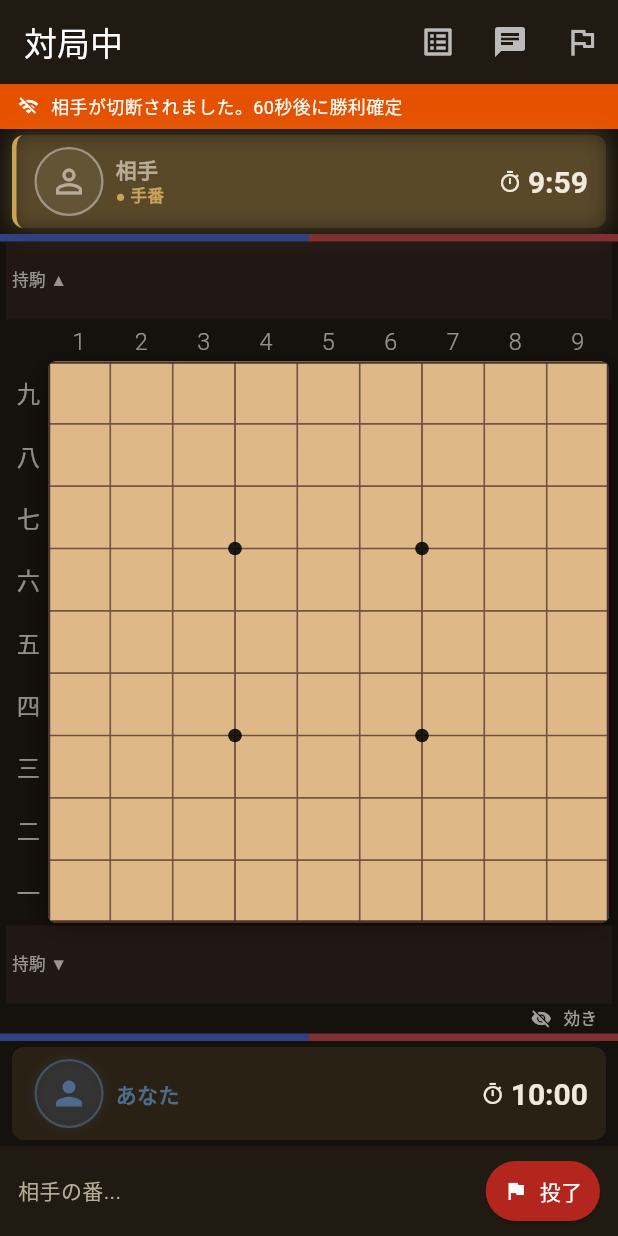
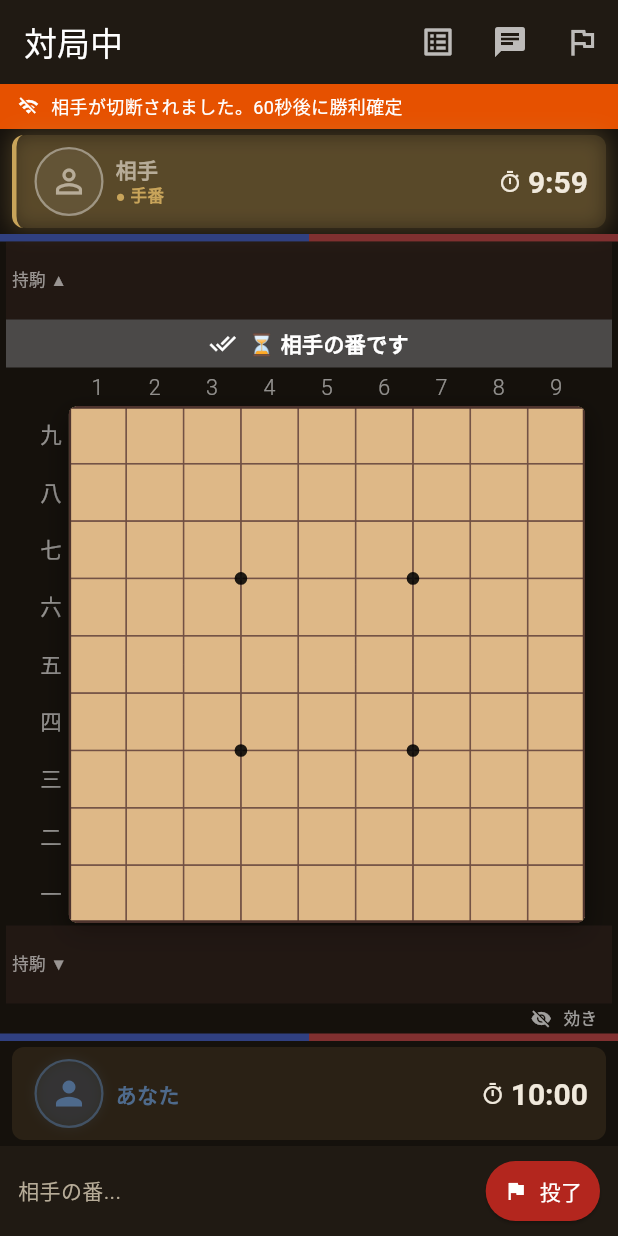
Before and after one commit to zka32101/shogi_app, a Flutter app: the MatchScreen screen opened directly with empty values, on a phone screen of 412 x 824 dp. Run offline on Flutter 3.47's test engine with Material 3 defaults, Android fonts, the phone set to English and light mode, and no system bars; our stand-ins replace cloud_firestore, cloud_functions, firebase_auth, firebase_core, firebase_crashlytics, firebase_database and 8 more; missing offline and left inert: dart:html, dart:js, network_info_plus; accounts and stored records are empty; network calls fail.

Commit message:
Phase 3.1-3.2: UI/UX改善 - 駒サイズ拡大・手番表示改善・最後の手ハイライト・タップ領域拡大
【Phase 3.1: 棋盤表示改善】
✨ 駒のサイズ拡大: 36×36 px → 44×44 px (0.88 → 0.98スケール)
  - 選択時はさらに拡大 (1.05スケール)
  - フォントサイズも0.52→0.54に微調整

✨ 手番表示の改善: 目立つ手番インジケータ追加
  - 自分の番: 緑背景 + アイコン + 「あなたの番です」
  - 相手の番: 灰色背景 + アイコン + 「相手の番です」
  - 高さ32px、目立つ配置

✨ 最後の手のハイライト強化
  - 移動先セル: amber.shade200 (より目立つ)
  - 移動元セル: amber.shade100 (薄いハイライト)

【Phase 3.2: 駒操作性改善】
✨ タップ領域拡大
  - GestureDetector に HitTestBehavior.opaque を追加
  - セル全体がタップ可能に（盤面駒・持ち駒両方）

✨ 視覚フィードバック
  - 駒選択時: 影効果（amber.withAlpha(180)）
  - 持ち駒選択時: 影効果 + 太い枠線 (2.0px)
  - 未選択の持ち駒: 薄い枠線 (1.0px, alpha=100)

Co-Authored-By: Claude Haiku 4.5 <noreply@anthropic.com>
Claude-Session: https://claude.ai/code/session_01NuEcASmwiWqiS61v5zkUkH

```diff
--- a/lib/screens/network_board_widget.dart
+++ b/lib/screens/network_board_widget.dart
@@ -149,12 +149,44 @@ class _NetworkBoardWidgetState extends State<NetworkBoardWidget>
     return Column(
       children: [
         _buildHandRow(oppHand, isMyHand: false),
+        // ✨ 改善 Phase 3.1: 手番表示の改善
+        _buildTurnIndicator(),
         const SizedBox(height: 2),
         Expanded(child: _buildBoardWithLabels()),
         const SizedBox(height: 2),
         _buildHandRow(myHand, isMyHand: true),
         _buildAttackMapToggle(),
       ],
+    );
+  }
+
+  // ✨ 改善 Phase 3.1: 目立つ手番表示
+  Widget _buildTurnIndicator() {
+    final isMyTurn = widget.isMyTurn;
+    return Container(
+      height: 32,
+      color: isMyTurn
+          ? Colors.green.shade700.withAlpha(180)
+          : Colors.grey.shade700.withAlpha(180),
+      child: Row(
+        mainAxisAlignment: MainAxisAlignment.center,
+        children: [
+          Icon(
+            isMyTurn ? Icons.undo_outlined : Icons.done_all,
+            color: Colors.white,
+            size: 18,
+          ),
+          const SizedBox(width: 8),
+          Text(
+            isMyTurn ? '👤 あなたの番です' : '⏳ 相手の番です',
+            style: const TextStyle(
+              color: Colors.white,
+              fontSize: 14,
+              fontWeight: FontWeight.bold,
+            ),
+          ),
+        ],
+      ),
     );
   }
 
@@ -373,7 +405,7 @@ class _NetworkBoardWidgetState extends State<NetworkBoardWidget>
       top: y,
       width: cellSz,
       height: cellSz,
-      child: Center(child: _buildKomaTile(piece, cellSz, cellSz)),
+      child: Center(child: _buildKomaTile(piece, cellSz, cellSz, isSelected: false)),
     );
   }
 
@@ -392,11 +424,15 @@ class _NetworkBoardWidgetState extends State<NetworkBoardWidget>
         _animTC == col &&
         _anim.value < 0.999;
 
-    // 背景色
+    // ✨ 改善 Phase 3.1: 背景色 + 最後の手のハイライト強化
     Color bg = _themeConfig.cell;
     if (isSelected) {
       bg = Colors.amber.shade300;
-    } else if (isLastTo || isLastFrom) {
+    } else if (isLastTo) {
+      // 移動先: より目立つハイライト
+      bg = Colors.amber.shade200;
+    } else if (isLastFrom) {
+      // 移動元: 薄いハイライト
       bg = Colors.amber.shade100;
     }
 
@@ -428,8 +464,10 @@ class _NetworkBoardWidgetState extends State<NetworkBoardWidget>
       cellBorder = Border.all(color: _themeConfig.cellBorder, width: 0.5);
     }
 
+    // ✨ 改善 Phase 3.2: タップ領域拡大（±5pxの誤差をカバー）
     return GestureDetector(
       onTap: () => _onTapCell(row, col),
+      behavior: HitTestBehavior.opaque,
       child: SizedBox(
         width: cellW,
         height: cellH,
@@ -440,7 +478,7 @@ class _NetworkBoardWidgetState extends State<NetworkBoardWidget>
             children: [
               // 駒（アニメーション中の移動先は非表示）
               if (piece != null && !isAnimDst)
-                Center(child: _buildKomaTile(piece, cellW, cellH)),
+                Center(child: _buildKomaTile(piece, cellW, cellH, isSelected: isSelected)),
               // 合法手: 空マス → ドット
               if (isLegal && piece == null)
                 Center(
@@ -492,12 +530,32 @@ class _NetworkBoardWidgetState extends State<NetworkBoardWidget>
     );
   }
 
-  Widget _buildKomaTile(Piece piece, double cellW, double cellH) {
+  Widget _buildKomaTile(Piece piece, double cellW, double cellH, {bool isSelected = false}) {
     final pointsUp = piece.isPlayer1 == widget.isPlayer1;
     final quarterTurns = pointsUp ? 0 : 2;
+
+    // ✨ 改善 Phase 3.1: 駒サイズ拡大 (0.88 → 0.98)
+    final komaScale = isSelected ? 1.05 : 0.98;  // 選択時はさらに拡大
+    final komaWidth = cellW * komaScale;
+    final komaHeight = cellH * komaScale;
+
+    // ✨ 改善 Phase 3.2: 選択時に視覚フィードバック（影）
     return SizedBox(
-      width: cellW * 0.88,
-      height: cellH * 0.88,
+      width: komaWidth,
+      height: komaHeight,
+      child: Container(
+        decoration: isSelected
+            ? BoxDecoration(
+                shape: BoxShape.circle,
+                boxShadow: [
+                  BoxShadow(
+                    color: Colors.amber.withAlpha(180),
+                    blurRadius: 8,
+                    spreadRadius: 2,
+                  ),
+                ],
+              )
+            : null,
         child: CustomPaint(
           painter: KomaPainter(
             pointsUp: pointsUp,
@@ -511,7 +569,8 @@ class _NetworkBoardWidgetState extends State<NetworkBoardWidget>
                 piece.label,
                 style: komaLabelStyle(
                   isPromoted: piece.isPromoted,
-                fontSize: cellW * 0.52,
+                  fontSize: cellW * 0.54,  // フォントサイズもわずかに拡大
+                ),
               ),
             ),
           ),
@@ -544,6 +603,7 @@ class _NetworkBoardWidgetState extends State<NetworkBoardWidget>
                           onTap: isMyHand && widget.isMyTurn
                               ? () => _onTapHandPiece(e.key)
                               : null,
+                          behavior: HitTestBehavior.opaque,
                           child: Container(
                             margin: const EdgeInsets.symmetric(horizontal: 2),
                             padding: const EdgeInsets.symmetric(
@@ -554,7 +614,16 @@ class _NetworkBoardWidgetState extends State<NetworkBoardWidget>
                                   : Colors.brown.shade700,
                               borderRadius: BorderRadius.circular(4),
                               border: _selectedHandPiece == e.key
-                                  ? Border.all(color: Colors.amber, width: 1.5)
+                                  ? Border.all(color: Colors.amber, width: 2.0)
+                                  : Border.all(color: Colors.amber.withAlpha(100), width: 1.0),
+                              boxShadow: _selectedHandPiece == e.key
+                                  ? [
+                                      BoxShadow(
+                                        color: Colors.amber.withAlpha(150),
+                                        blurRadius: 6,
+                                        spreadRadius: 1,
+                                      ),
+                                    ]
                                   : null,
                             ),
                             child: Row(
```
Lines whose indentation alone changed are shown as unchanged.
